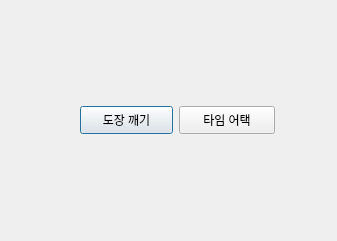
Before: the Qt Designer form src/ui/GameSelectWindow.ui in Software-Engineering-Team5/Software-Engineering-Team5, drawn with Qt 5.
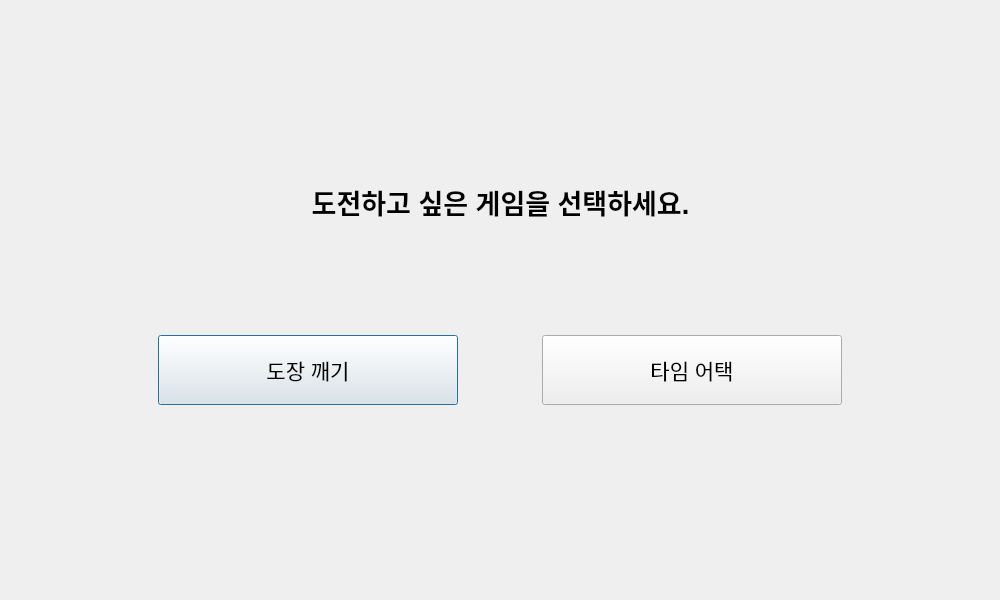
After: the same form once the commit is applied.

```diff
--- a/src/ui/GameSelectWindow.ui
+++ b/src/ui/GameSelectWindow.ui
@@ -6,8 +6,8 @@
    <rect>
     <x>0</x>
     <y>0</y>
-    <width>337</width>
-    <height>241</height>
+    <width>1000</width>
+    <height>600</height>
    </rect>
   </property>
   <property name="windowTitle">
@@ -17,9 +17,9 @@
    <property name="geometry">
     <rect>
      <x>80</x>
-     <y>80</y>
-     <width>195</width>
-     <height>81</height>
+     <y>240</y>
+     <width>841</width>
+     <height>261</height>
     </rect>
    </property>
    <layout class="QGridLayout" name="gridLayout">
@@ -31,12 +31,23 @@
         <verstretch>100</verstretch>
        </sizepolicy>
       </property>
+      <property name="minimumSize">
+       <size>
+        <width>300</width>
+        <height>70</height>
+       </size>
+      </property>
       <property name="maximumSize">
        <size>
-        <width>93</width>
-        <height>28</height>
+        <width>300</width>
+        <height>70</height>
        </size>
       </property>
+      <property name="font">
+       <font>
+        <pointsize>16</pointsize>
+       </font>
+      </property>
       <property name="text">
        <string>도장 깨기</string>
       </property>
@@ -44,12 +55,23 @@
     </item>
     <item row="0" column="1">
      <widget class="QPushButton" name="timeAttackButton">
+      <property name="minimumSize">
+       <size>
+        <width>300</width>
+        <height>70</height>
+       </size>
+      </property>
       <property name="maximumSize">
        <size>
-        <width>16777215</width>
-        <height>28</height>
+        <width>300</width>
+        <height>70</height>
        </size>
       </property>
+      <property name="font">
+       <font>
+        <pointsize>16</pointsize>
+       </font>
+      </property>
       <property name="text">
        <string>타임 어택</string>
       </property>
@@ -57,6 +79,28 @@
     </item>
    </layout>
   </widget>
+  <widget class="QLabel" name="label">
+   <property name="geometry">
+    <rect>
+     <x>305</x>
+     <y>166</y>
+     <width>391</width>
+     <height>71</height>
+    </rect>
+   </property>
+   <property name="font">
+    <font>
+     <pointsize>20</pointsize>
+     <bold>true</bold>
+    </font>
+   </property>
+   <property name="text">
+    <string>도전하고 싶은 게임을 선택하세요.</string>
+   </property>
+   <property name="alignment">
+    <set>Qt::AlignCenter</set>
+   </property>
+  </widget>
  </widget>
  <resources/>
  <connections/>
```
